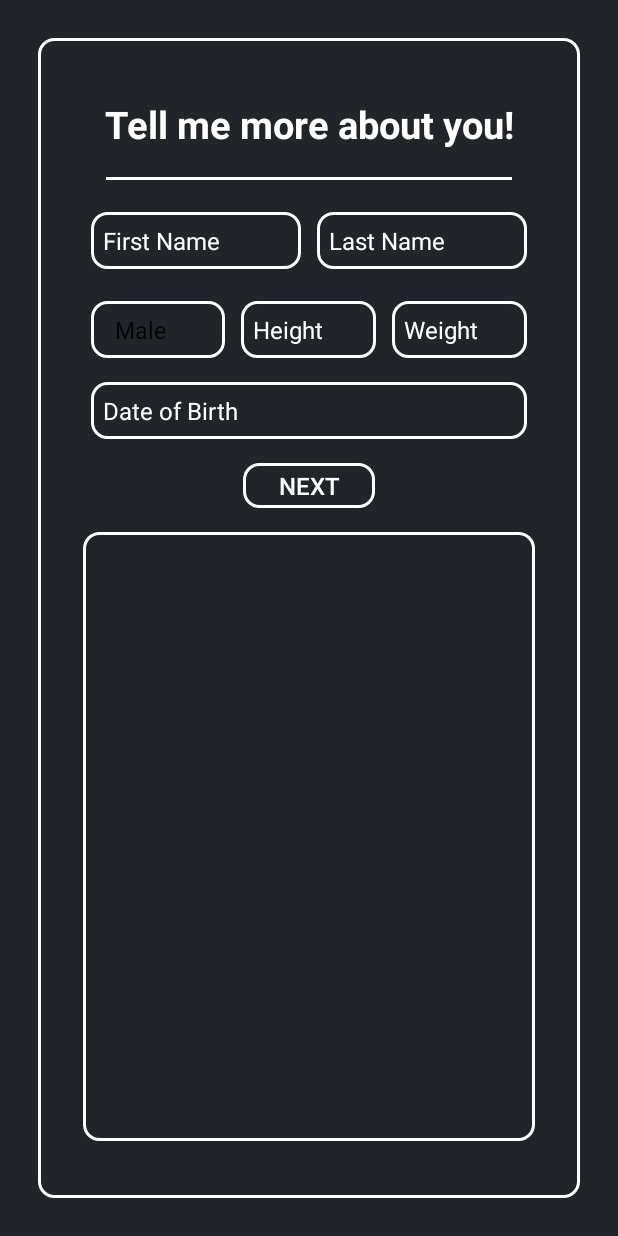
After one commit to mrunixd/ezTrack, an Android app built with Jetpack Compose: the RegisterDetailsActivity screen opened directly, with no data from a screen before it, on a phone screen of 412 x 824 dp. The commit adds this screen. Run offline under Robolectric (Android 15) with nearby library versions, the phone set to English and light mode, and no system bars; our stand-ins replace Firebase (no records; nobody signed in at launch, a user with empty details on screens opened directly); Roboto replaces fonts that are not available here.

Commit message:
added implementation to register user details to the database on firestore

```diff
--- a/app/build.gradle.kts
+++ b/app/build.gradle.kts
@@ -72,6 +72,7 @@ dependencies {
     implementation(libs.gms.play.services.auth)
     implementation(libs.glide)
     implementation(libs.androidx.fragment.ktx)
+    implementation(libs.firebase.firestore.ktx)
     testImplementation(libs.junit)
     androidTestImplementation(libs.androidx.junit)
     androidTestImplementation(libs.androidx.espresso.core)
--- a/app/src/main/java/com/strongclone/app/RegisterActivity.kt
+++ b/app/src/main/java/com/strongclone/app/RegisterActivity.kt
@@ -36,7 +36,7 @@ class RegisterActivity : AppCompatActivity() {
                         // Sign in success, update UI with the signed-in user's information
                         Log.d(TAG, "createUserWithEmail:success")
                         val user = auth.currentUser
-                        val intent = Intent(this, MainActivity::class.java)
+                        val intent = Intent(this, RegisterDetailsActivity::class.java)
                         startActivity(intent)
                     } else {
                         // If sign in fails, display a message to the user.
--- /dev/null
+++ b/app/src/main/java/com/strongclone/app/RegisterDetailsActivity.kt
@@ -0,0 +1,85 @@
+package com.strongclone.app
+
+import android.R
+import android.os.Bundle
+import android.widget.ArrayAdapter
+import androidx.activity.enableEdgeToEdge
+import androidx.appcompat.app.AppCompatActivity
+import androidx.compose.ui.node.getOrAddAdapter
+import androidx.core.view.ViewCompat
+import androidx.core.view.WindowInsetsCompat
+import android.app.DatePickerDialog
+import android.content.ContentValues.TAG
+import android.content.Intent
+import android.util.Log
+import com.google.firebase.firestore.FirebaseFirestore
+import com.strongclone.app.databinding.ActivityRegisterDetailsBinding
+import java.util.Calendar
+import java.util.Locale
+
+class RegisterDetailsActivity : AppCompatActivity() {
+    private lateinit var binding: ActivityRegisterDetailsBinding
+    private lateinit var fireStore: FirebaseFirestore
+
+    override fun onCreate(savedInstanceState: Bundle?) {
+        super.onCreate(savedInstanceState)
+        binding = ActivityRegisterDetailsBinding.inflate(layoutInflater)
+        fireStore = FirebaseFirestore.getInstance()
+
+        setContentView(binding.root)
+
+        createSpinner()
+        binding.dobInput.setOnClickListener {
+            createCalendar()
+        }
+
+        binding.nextBtn.setOnClickListener {
+            addUserToDB()
+        }
+    }
+
+    private fun createSpinner() {
+        val spinnerSex = binding.sexInput
+        val sexOptions = arrayOf("Male", "Female", "Non-Binary")
+        val adapter = ArrayAdapter(this, R.layout.simple_spinner_item, sexOptions)
+        adapter.setDropDownViewResource(R.layout.simple_spinner_dropdown_item)
+        spinnerSex.adapter = adapter
+    }
+
+    private fun addUserToDB() {
+        val firstName = binding.firstNameInput.text.toString().trim()
+        val lastName = binding.lastNameInput.text.toString().trim()
+        val height = binding.heightInput.text.toString().trim().toInt()
+        val weight = binding.weightInput.text.toString().trim().toInt()
+        val sex = binding.sexInput.selectedItem.toString()
+        val dob = binding.dobInput.text.toString().trim()
+
+        val user = User(firstName, lastName, height, weight, sex, dob)
+
+        fireStore.collection("users")
+            .add(user)
+            .addOnSuccessListener {
+                Log.d(TAG, "addUserToDB: Success")
+                val intent = Intent(this, MainActivity::class.java)
+                startActivity(intent)
+            }
+            .addOnFailureListener {
+                Log.d(TAG, "addUserToDB: Failure")
+            }
+    }
+
+    private fun createCalendar() {
+        val calendar = Calendar.getInstance()
+        val year = calendar.get(Calendar.YEAR)
+        val month = calendar.get(Calendar.MONTH)
+        val day = calendar.get(Calendar.DAY_OF_MONTH)
+
+        val datePickerDialog = DatePickerDialog(this, { _, selectedYear, selectedMonth, selectedDay ->
+            val dob = String.format(Locale.getDefault(), "%02d/%02d/%04d", selectedDay, selectedMonth + 1, selectedYear)
+            binding.dobInput.setText(dob)
+        }, year, month, day)
+
+        datePickerDialog.show()
+    }
+
+}
--- /dev/null
+++ b/app/src/main/java/com/strongclone/app/User.kt
@@ -0,0 +1,10 @@
+package com.strongclone.app
+
+data class User(
+    val firstName: String = "",
+    val lastName: String = "",
+    val height: Int = 0,
+    val weight: Int = 0,
+    val sex: String = "",
+    val dob: String = ""
+)
--- /dev/null
+++ b/app/src/main/res/layout/activity_register_details.xml
@@ -0,0 +1,158 @@
+<?xml version="1.0" encoding="utf-8"?>
+<LinearLayout xmlns:android="http://schemas.android.com/apk/res/android"
+    xmlns:app="http://schemas.android.com/apk/res-auto"
+    xmlns:tools="http://schemas.android.com/tools"
+    android:id="@+id/main"
+    android:layout_width="match_parent"
+    android:layout_height="match_parent"
+    android:orientation="vertical"
+    tools:context=".RegisterDetailsActivity"
+    android:background="#212529">
+
+    <LinearLayout
+        android:layout_width="match_parent"
+        android:layout_height="match_parent"
+        android:background="@drawable/container_border_outline"
+        android:padding="30dp"
+        android:layout_margin="25dp"
+        android:orientation="vertical">
+
+
+        <TextView
+            android:layout_width="match_parent"
+            android:layout_height="wrap_content"
+            android:text="@string/tell_me_more_details"
+            android:textColor="#ffffff"
+            android:textAlignment="center"
+            android:textStyle="bold"
+            android:textSize="25dp"
+            android:padding="10dp"/>
+
+        <View
+            android:layout_width="match_parent"
+            android:layout_height="2dp"
+            android:background="#ffffff"
+            android:layout_marginVertical="8dp"
+            android:layout_marginHorizontal="15dp"/>
+
+
+        <LinearLayout
+            android:layout_width="match_parent"
+            android:layout_height="wrap_content"
+            android:orientation="horizontal"
+            android:layout_marginVertical="8dp"
+            android:background="#212529">
+
+            <EditText
+                android:id="@+id/firstNameInput"
+                android:layout_width="0dp"
+                android:layout_height="match_parent"
+                android:layout_weight="1"
+                android:background="@drawable/container_border_outline"
+                android:backgroundTint="#ffffff"
+                android:hint="First Name"
+                android:padding="8dp"
+                android:layout_margin="5dp"
+                android:textColor="#ffffff"
+                android:textColorHint="#ffffff"
+                android:textSize="16dp"/>
+
+            <EditText
+                android:id="@+id/lastNameInput"
+                android:layout_width="0dp"
+                android:layout_height="match_parent"
+                android:layout_weight="1"
+                android:background="@drawable/container_border_outline"
+                android:backgroundTint="#ffffff"
+                android:hint="Last Name"
+                android:padding="8dp"
+                android:layout_margin="5dp"
+                android:textColor="#ffffff"
+                android:textColorHint="#ffffff"
+                android:textSize="16dp"/>
+
+        </LinearLayout>
+
+        <LinearLayout
+            android:layout_width="match_parent"
+            android:layout_height="wrap_content"
+            android:orientation="horizontal"
+            android:layout_marginVertical="8dp"
+            android:background="#212529">
+
+            <Spinner
+                android:id="@+id/sexInput"
+                android:layout_width="0dp"
+                android:layout_height="wrap_content"
+                android:layout_weight="1"
+                android:background="@drawable/container_border_outline"
+                android:padding="8dp"
+                android:layout_marginHorizontal="5dp"
+                android:textSize="16sp"/>
+
+            <EditText
+                android:id="@+id/heightInput"
+                android:layout_width="0dp"
+                android:layout_height="wrap_content"
+                android:layout_weight="1"
+                android:background="@drawable/container_border_outline"
+                android:backgroundTint="#ffffff"
+                android:hint="Height"
+                android:padding="8dp"
+                android:layout_marginHorizontal="5dp"
+                android:textColor="#ffffff"
+                android:textColorHint="#ffffff"
+                android:textSize="16dp"/>
+
+            <EditText
+                android:id="@+id/weightInput"
+                android:layout_width="0dp"
+                android:layout_height="wrap_content"
+                android:layout_weight="1"
+                android:background="@drawable/container_border_outline"
+                android:backgroundTint="#ffffff"
+                android:hint="Weight"
+                android:padding="8dp"
+                android:layout_marginHorizontal="5dp"
+                android:textColor="#ffffff"
+                android:textColorHint="#ffffff"
+                android:textSize="16dp"/>
+
+        </LinearLayout>
+
+        <EditText
+            android:id="@+id/dobInput"
+            android:layout_width="match_parent"
+            android:layout_height="wrap_content"
+            android:background="@drawable/container_border_outline"
+            android:backgroundTint="#ffffff"
+            android:layout_marginVertical="8dp"
+            android:hint="Date of Birth"
+            android:padding="8dp"
+            android:layout_marginHorizontal="5dp"
+            android:textColor="#ffffff"
+            android:textColorHint="#ffffff"
+            android:textSize="16dp"
+            android:focusable="false"/>
+
+        <Button
+            android:id="@+id/nextBtn"
+            android:layout_width="wrap_content"
+            android:layout_height="30dp"
+            android:layout_gravity="center"
+            android:background="@drawable/container_border_outline"
+            android:text="Next"
+            android:textSize="16sp"
+            android:textColor="#ffffff"
+            android:layout_marginVertical="8dp"/>
+
+        <LinearLayout
+            android:layout_width="match_parent"
+            android:layout_height="0dp"
+            android:layout_weight="1"
+            android:layout_marginVertical="8dp"
+            android:background="@drawable/container_border_outline"/>
+
+    </LinearLayout>
+
+</LinearLayout>
--- a/app/src/main/res/layout/fragment_new.xml
+++ b/app/src/main/res/layout/fragment_new.xml
@@ -29,8 +29,8 @@
             android:layout_marginBottom="20dp"
             android:text="Start Workout"
             android:textSize="20sp"
-            android:background="@drawable/btn_shape_capsule"
-            android:backgroundTint="#ffffff"/>
+            android:background="@drawable/container_border_outline"
+            android:textColor="#ffffff"/>
 
         <TextView
             android:layout_width="match_parent"
@@ -44,20 +44,19 @@
         <ListView
             android:layout_width="match_parent"
             android:layout_height="300dp"
-            android:background="@drawable/btn_shape_capsule"
+            android:background="@drawable/container_border_outline"
             android:backgroundTint="#ffffff"
             android:layout_marginHorizontal="25dp"
             android:layout_marginBottom="10dp"
             android:padding="10dp">
-
         </ListView>
 
         <Button
             android:layout_width="match_parent"
             android:layout_height="40dp"
             android:text="Create new workout"
-            android:background="@drawable/btn_shape_capsule"
-            android:backgroundTint="#ffffff"
+            android:background="@drawable/container_border_outline"
+            android:textColor="#ffffff"
             android:layout_gravity="center"
             android:layout_marginHorizontal="25dp"
             android:paddingHorizontal="30dp"/>
--- a/app/src/main/res/values/strings.xml
+++ b/app/src/main/res/values/strings.xml
@@ -9,6 +9,7 @@
     <string name="register_btn">Register</string>
     <string name="google_client_id">895799623390-unhba0vka3k1f886squ8mmlu57hjl9dv.apps.googleusercontent.com</string>
     <string name="forgot_password">Forgot Password? <font color="#29C5F6">Reset here</font></string>
+    <string name="tell_me_more_details">Tell me more about you!</string>
     <!-- TODO: Remove or change this placeholder text -->
     <string name="hello_blank_fragment">Hello blank fragment</string>
 </resources>
--- a/gradle/libs.versions.toml
+++ b/gradle/libs.versions.toml
@@ -20,6 +20,7 @@ playServicesAuthVersion = "21.2.0"
 appcompat = "1.6.1"
 material = "1.10.0"
 activity = "1.9.0"
+firebaseFirestoreKtx = "25.0.0"
 
 [libraries]
 androidx-core-ktx = { group = "androidx.core", name = "core-ktx", version.ref = "coreKtx" }
@@ -49,6 +50,7 @@ firebase-auth = { group = "com.google.firebase", name = "firebase-auth", version
 androidx-appcompat = { group = "androidx.appcompat", name = "appcompat", version.ref = "appcompat" }
 material = { group = "com.google.android.material", name = "material", version.ref = "material" }
 androidx-activity = { group = "androidx.activity", name = "activity", version.ref = "activity" }
+firebase-firestore-ktx = { group = "com.google.firebase", name = "firebase-firestore-ktx", version.ref = "firebaseFirestoreKtx" }
 
 [plugins]
 android-application = { id = "com.android.application", version.ref = "agp" }
```
Also changed, not shown: app/src/main/AndroidManifest.xml (+5 -2 lines).
